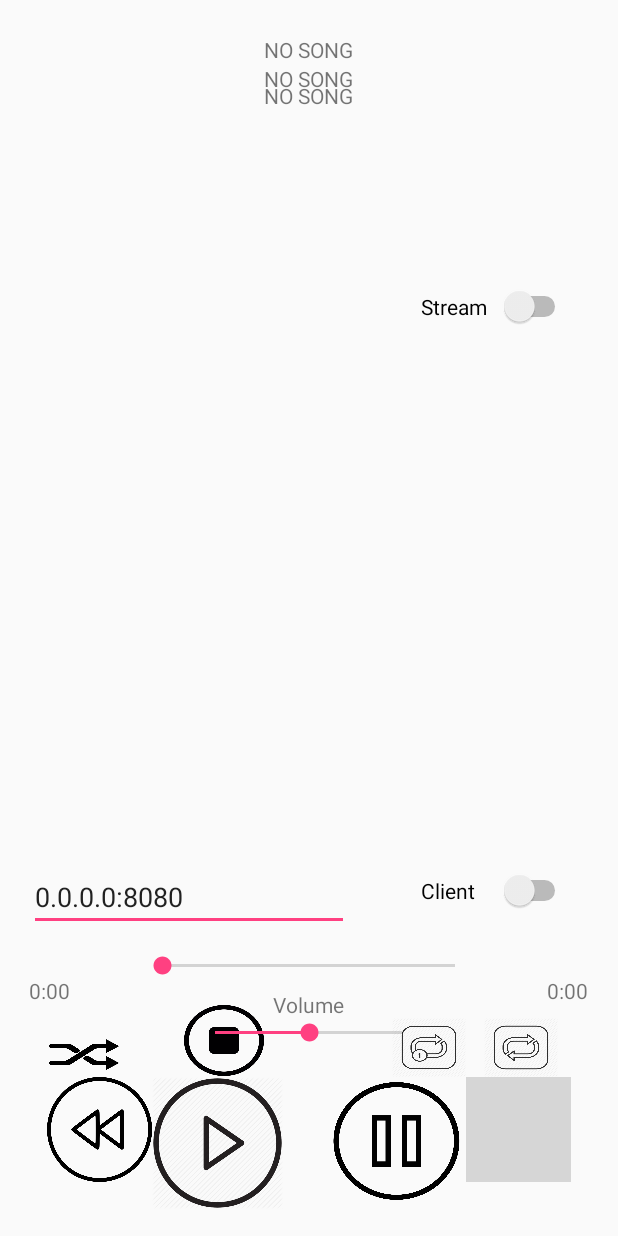
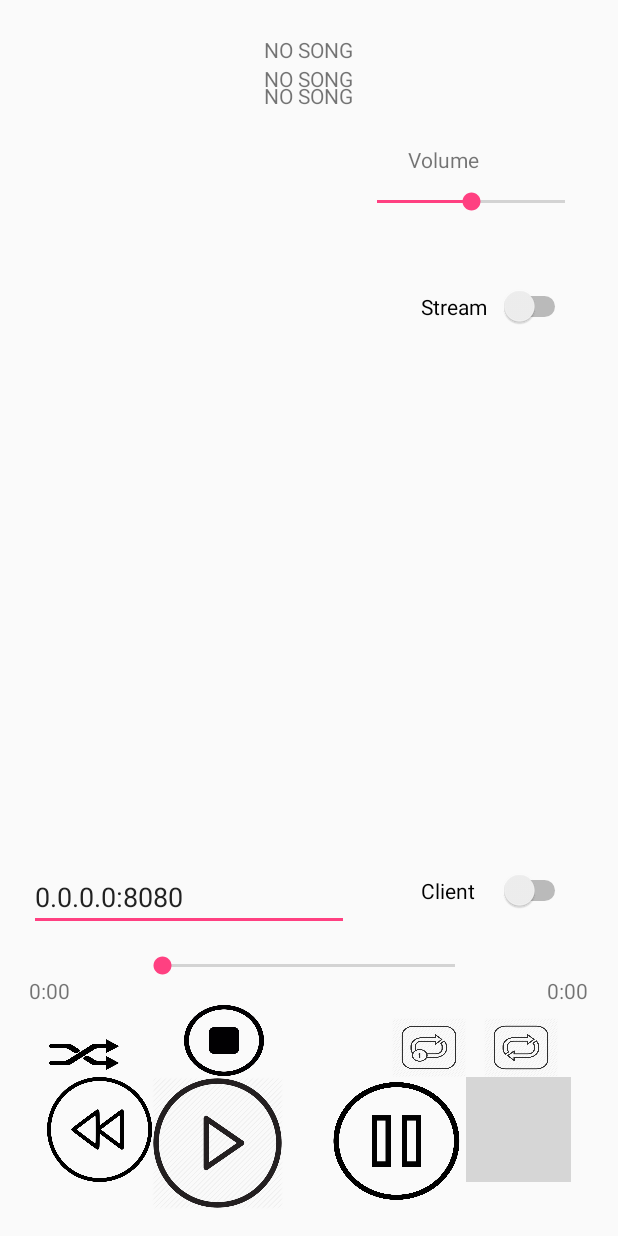
Before and after one commit to ncklengyel/SimplePlayer, an Android app: the screen it shows after launch (MainActivity), on a phone screen of 412 x 824 dp. Run offline under Robolectric (Android 15) with nearby library versions, the phone set to English and light mode, and no system bars; libraries missing offline, so code that uses them is left out: com.koushikdutta.async; 22 statements that could not run were skipped; grey boxes are pictures that could not be loaded.

Commit message:
Adjuste volume slider

```diff
--- a/MyApplication/app/src/main/res/layout/activity_main.xml
+++ b/MyApplication/app/src/main/res/layout/activity_main.xml
@@ -190,15 +190,16 @@
         android:id="@+id/seekBarVolume"
         android:layout_width="157dp"
         android:layout_height="37dp"
-        android:layout_below="@+id/timeLeftText"
-        android:layout_centerHorizontal="true" />
+        android:layout_alignParentTop="true"
+        android:layout_marginTop="116dp"
+        android:layout_toEndOf="@+id/lblAuthor" />
 
     <TextView
         android:id="@+id/volumeText"
         android:layout_width="wrap_content"
         android:layout_height="wrap_content"
-        android:layout_below="@+id/seekBar"
-        android:layout_centerHorizontal="true"
-        android:layout_marginTop="-164dp"
+        android:layout_above="@+id/seekBarVolume"
+        android:layout_alignEnd="@+id/seekBar"
+        android:layout_marginBottom="-116dp"
         android:text="Volume" />
 </RelativeLayout>
```
